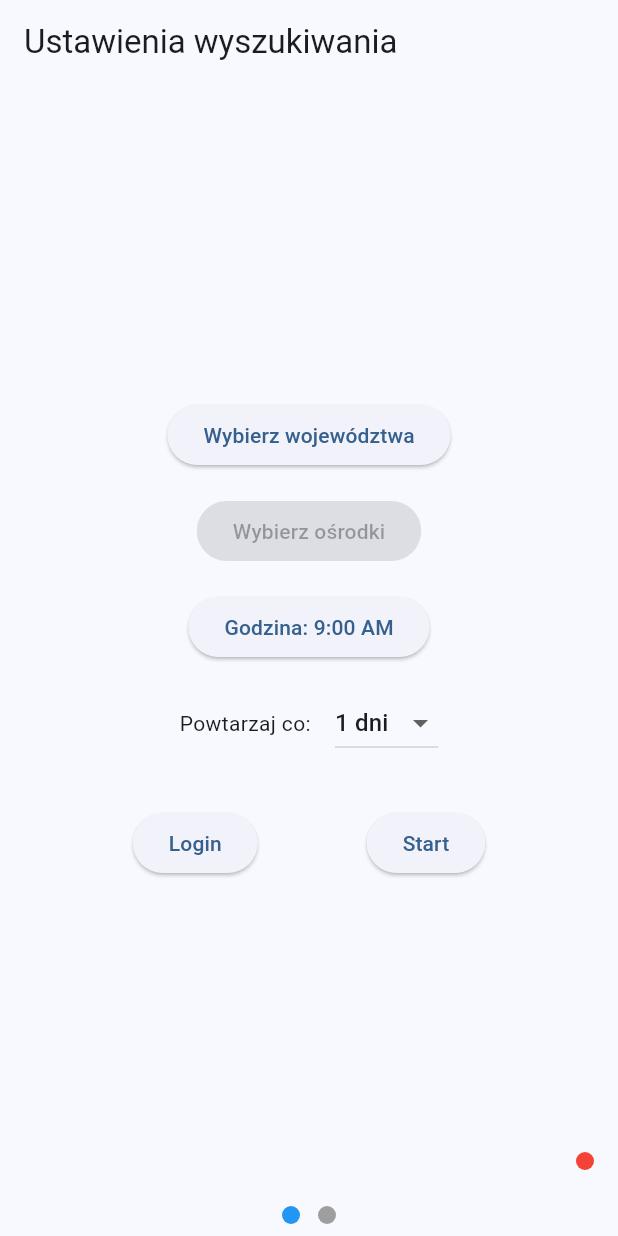
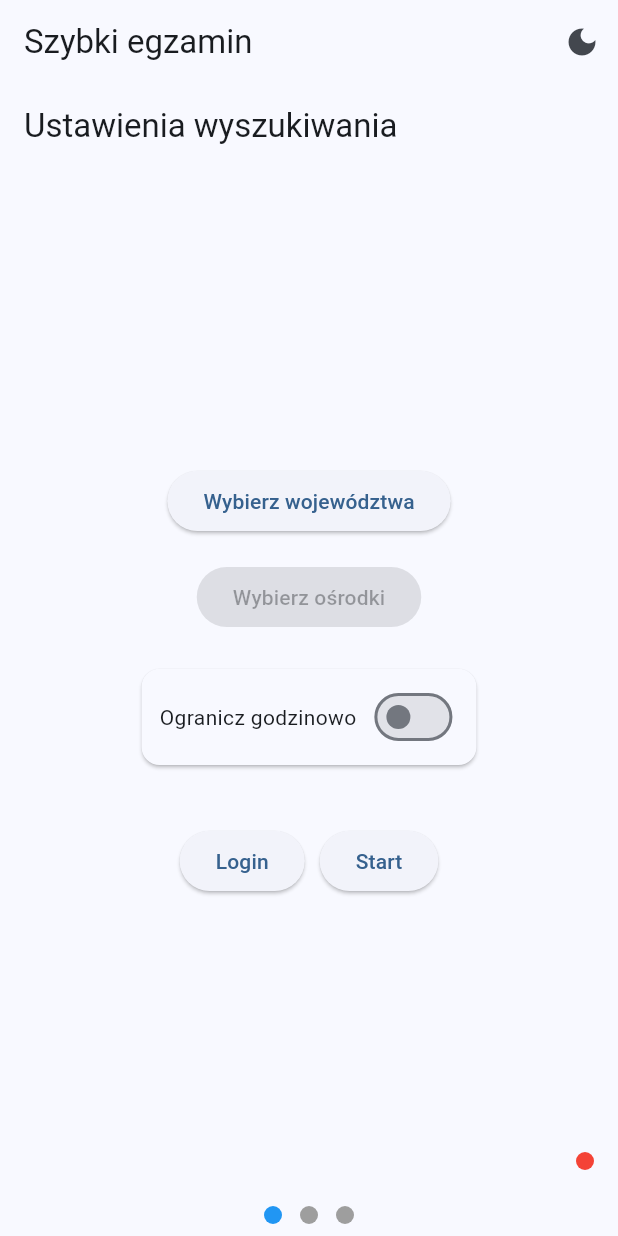
Before and after one commit to Wocck/SzybkiePrawko, a Flutter app: the screen it shows after launch, after a tap on "Start", on a phone screen of 412 x 824 dp. Run offline on Flutter 3.47's test engine with Material 3 defaults, Android fonts, the phone set to English and light mode, and no system bars; our stand-ins replace flutter_map, latlong2; missing offline and left inert: flutter_inappwebview; network calls fail.

Commit message:
added dark mode and map

```diff
--- /dev/null
+++ b/devtools_options.yaml
@@ -0,0 +1,3 @@
+description: This file stores settings for Dart & Flutter DevTools.
+documentation: https://docs.flutter.dev/tools/devtools/extensions#configure-extension-enablement-states
+extensions:
--- a/lib/global.dart
+++ b/lib/global.dart
@@ -3,6 +3,7 @@ import 'models.dart';
 class GlobalVars {
 	static List<Province> provinces = [];
 	static List<Word> words = [];
+	static List<ExamEvent> examEvents = [];
 	static String bearerToken = '';
-	static List<ExamEvent> examEvents = [];
+	static List<int> selectedWordIds = [];
 }
--- a/lib/main.dart
+++ b/lib/main.dart
@@ -6,6 +6,8 @@ import 'models.dart';
 import 'package:intl/date_symbol_data_local.dart';
 import 'dart:convert';
 import 'package:http/http.dart' as http;
+import 'screens/word_map.dart';
+
 
 void main() async {
 	WidgetsFlutterBinding.ensureInitialized();
@@ -35,25 +37,55 @@ void main() async {
 	runApp(const MyApp());
 }
 
+class MyApp extends StatefulWidget {
+	const MyApp({super.key});
+	@override
+	State<MyApp> createState() => _MyAppState();
+}
 
-class MyApp extends StatelessWidget {
-	const MyApp({super.key});
+class _MyAppState extends State<MyApp> {
+	ThemeMode _themeMode = ThemeMode.system;
+
+	void _toggleTheme() {
+	setState(() {
+		_themeMode = _themeMode == ThemeMode.light
+		? ThemeMode.dark
+		: ThemeMode.light;
+	});
+	}
 
 	@override
 	Widget build(BuildContext context) {
 	return MaterialApp(
-		title: 'Szybkie Prawko',
+		title: 'Szybki egzamin',
+		themeMode: _themeMode,
+
 		theme: ThemeData(
-		colorScheme: ColorScheme.fromSeed(seedColor: Colors.blue),
+			brightness: Brightness.light,
+			colorScheme: ColorScheme.fromSeed(
+			seedColor: Colors.blue,
+			brightness: Brightness.light,  // <-- dodajemy
+			),
 			useMaterial3: true,
 		),
-		home: const PageContainer(),
+
+		darkTheme: ThemeData(
+			brightness: Brightness.dark,
+			colorScheme: ColorScheme.fromSeed(
+				seedColor: Colors.blue,
+				brightness: Brightness.dark,  // <-- i tutaj
+			),
+			useMaterial3: true,
+		),
+
+		home: PageContainer(onToggleTheme: _toggleTheme),
 	);
 	}
 }
 
 class PageContainer extends StatefulWidget {
-	const PageContainer({super.key});
+	final VoidCallback onToggleTheme;
+	const PageContainer({required this.onToggleTheme, super.key});
 
 	@override
 	State<PageContainer> createState() => _PageContainerState();
@@ -64,20 +96,16 @@ class _PageContainerState extends State<PageContainer> {
 	int _currentPage = 0;
 
 	void _onPageChanged(int index) {
-		setState(() {
-			_currentPage = index;
-		});
+	setState(() => _currentPage = index);
 	}
 
 	Widget _buildIndicator(int index) {
 	return GestureDetector(
-		onTap: () {
-			_controller.animateToPage(
+		onTap: () => _controller.animateToPage(
 		index,
 		duration: const Duration(milliseconds: 300),
 		curve: Curves.easeInOut,
-			);
-		},
+		),
 		child: Container(
 		width: 12,
 		height: 12,
@@ -93,19 +121,33 @@ class _PageContainerState extends State<PageContainer> {
 	@override
 	Widget build(BuildContext context) {
 	return Scaffold(
+		appBar: AppBar(
+		title: const Text('Szybki egzamin'),
+		actions: [
+			IconButton(
+			icon: Icon(
+				Theme.of(context).brightness == Brightness.dark
+				? Icons.light_mode
+				: Icons.dark_mode,
+			),
+			onPressed: widget.onToggleTheme,
+			),
+		],
+		),
 		body: PageView(
 		controller: _controller,
 		onPageChanged: _onPageChanged,
 		children: [
-				const SearchParam(),
+			SearchParam(),
 			CalendarScreen(events: GlobalVars.examEvents),
+			WordMapScreen(),
 		],
 		),
 		bottomNavigationBar: Padding(
 		padding: const EdgeInsets.all(8.0),
 		child: Row(
 			mainAxisAlignment: MainAxisAlignment.center,
-				children: List.generate(2, _buildIndicator),
+			children: List.generate(3, _buildIndicator),
 		),
 		),
 	);
--- a/lib/models.dart
+++ b/lib/models.dart
@@ -12,11 +12,26 @@ class Word {
 	final int id;
 	final String name;
 	final int provinceId;
-	Word({required this.id, required this.name, required this.provinceId});
+	final String address;
+	final double latitude;
+	final double longitude;
+
+	 Word({
+		required this.id,
+		required this.name,
+		required this.provinceId,
+		required this.address,
+		required this.latitude,
+		required this.longitude,
+	});
+
 	factory Word.fromJson(Map<String, dynamic> j) => Word(
 		id: j['id'] as int,
 		name: j['name'] as String,
 		provinceId: j['provinceId'] as int,
+		address: j['address'] as String,
+		latitude: double.parse(j['latitude'] as String),
+		longitude: double.parse(j['longitude'] as String),
 	);
 }
 
--- a/lib/screens/calendar.dart
+++ b/lib/screens/calendar.dart
@@ -12,6 +12,7 @@ class CalendarScreen extends StatefulWidget {
 
 class _CalendarScreenState extends State<CalendarScreen> {
 	DateTime _focusedMonth = DateTime.now();
+	static const List<String> _weekdays = ['Pn','Wt','Śr','Cz','Pt','Sb','Nd'];
 
 	void _goToPreviousMonth() => setState(() {
 		_focusedMonth = DateTime(_focusedMonth.year, _focusedMonth.month - 1);
@@ -129,6 +130,19 @@ class _CalendarScreenState extends State<CalendarScreen> {
 				],
 			),
 			),
+			Padding(
+				padding: const EdgeInsets.symmetric(horizontal: 8),
+				child: Row(
+				children: _weekdays.map((d) => Expanded(
+					child: Center(
+					child: Text(
+						d,
+						style: const TextStyle(fontWeight: FontWeight.bold),
+					),
+					),
+				)).toList(),
+				),
+			),
 			Expanded(
 			child: GridView.count(
 				crossAxisCount: 7,
--- a/lib/screens/search_param.dart
+++ b/lib/screens/search_param.dart
@@ -15,30 +15,25 @@ class SearchParam extends StatefulWidget {
 	State<SearchParam> createState() => _SearchParamState();
 }
 
-class _SearchParamState extends State<SearchParam> {
+class _SearchParamState extends State<SearchParam> with AutomaticKeepAliveClientMixin {
+
+	@override
+	bool get wantKeepAlive => true;
+
 	List<Province> allProvinces = GlobalVars.provinces;
 	List<Word> allWords = GlobalVars.words;
 
 	List<int> selectedProvinceIds = [];
-	List<int> selectedWordIds = [];
-
-	TimeOfDay selectedTime = const TimeOfDay(hour: 9, minute: 0);
-	int dayInterval = 1;
 
 	bool sessionActive = false;
 	Timer? _sessionTimer;
 
-	void _pickTime() async {
-	final TimeOfDay? picked = await showTimePicker(
-		context: context,
-		initialTime: selectedTime,
-	);
-	if (picked != null) {
-		setState(() {
-		selectedTime = picked;
-		});
-	}
-	}
+	bool _isLoading = false;
+
+	bool _useTimeFilter = false;
+	TimeOfDay _startTime = const TimeOfDay(hour: 5, minute: 0);
+	TimeOfDay _endTime = const TimeOfDay(hour: 17, minute: 0);
+
 
 	void _showProvincesDialog() async {
 		final temp = List<int>.from(selectedProvinceIds);
@@ -55,8 +50,9 @@ class _SearchParamState extends State<SearchParam> {
 					value: temp.length == allProvinces.length,
 					onChanged: (v) => setD(() {
 						temp.clear();
-						if (v == true)
+						if (v == true) {
 							temp.addAll(allProvinces.map((p) => p.id));
+						}
 					}),
 					),
 					const Divider(),
@@ -66,8 +62,11 @@ class _SearchParamState extends State<SearchParam> {
 						title: Text(p.name),
 						value: sel,
 						onChanged: (v) => setD(() {
-						if (v == true) temp.add(p.id);
-						else          temp.remove(p.id);
+							if (v == true) {
+								temp.add(p.id);
+							} else {
+								temp.remove(p.id);
+							}
 						}),
 					);
 					}),
@@ -78,10 +77,8 @@ class _SearchParamState extends State<SearchParam> {
 				TextButton(onPressed: () => Navigator.pop(ctx), child: const Text('Anuluj')),
 				TextButton(onPressed: () {
 					setState(() {
-						// 1) aktualizujemy wybrane województwa
 						selectedProvinceIds = temp;
-						// 2) usuwamy zaznaczone ośrodki spoza nowego zestawu województw
-						selectedWordIds = selectedWordIds.where((wId) {
+						GlobalVars.selectedWordIds = GlobalVars.selectedWordIds.where((wId) {
 							final w = allWords.firstWhere((w) => w.id == wId);
 							return selectedProvinceIds.contains(w.provinceId);
 						}).toList();
@@ -95,19 +92,17 @@ class _SearchParamState extends State<SearchParam> {
 	}
 
 	void _showWordsDialog() async {
-		final temp = List<int>.from(selectedWordIds);
+		final temp = List<int>.from(GlobalVars.selectedWordIds);
 
 		final filtered = allWords
 			.where((w) => selectedProvinceIds.contains(w.provinceId))
 			.toList();
 
-		// 1. Grupowanie
 		final Map<int, List<Word>> grouped = {};
 		for (var w in filtered) {
 			grouped.putIfAbsent(w.provinceId, () => []).add(w);
 		}
 
-		// 2. Sortowanie kluczy wg nazwy województwa
 		final sortedProvinceIds = grouped.keys.toList()
 			..sort((a, b) {
 				final pa = allProvinces.firstWhere((p) => p.id == a).name;
@@ -127,18 +122,16 @@ class _SearchParamState extends State<SearchParam> {
 					title: const Text('Zaznacz wszystkie'),
 					value: filtered.every((w) => temp.contains(w.id)),
 					onChanged: (v) => setD(() {
-						if (v == true)
+						if (v == true) {
 							temp.addAll(filtered.map((w) => w.id));
-						else {
+						} else {
 							filtered.forEach((w) => temp.remove(w.id));
 						}
 					}),
 					),
 					const Divider(),
 
-					// 4. Grupy według województw
 					for (var pid in sortedProvinceIds) ...[
-						// nagłówek grupy
 						Padding(
 						padding: const EdgeInsets.symmetric(vertical: 8),
 						child: Text(
@@ -149,7 +142,6 @@ class _SearchParamState extends State<SearchParam> {
 							),
 						),
 						),
-						// lista ośrodków w grupie
 						...grouped[pid]!.map((w) {
 						final sel = temp.contains(w.id);
 						return Container(
@@ -177,7 +169,7 @@ class _SearchParamState extends State<SearchParam> {
 			actions: [
 				TextButton(onPressed: () => Navigator.pop(ctx), child: const Text('Anuluj')),
 				TextButton(onPressed: () {
-				setState(() => selectedWordIds = temp);
+				setState(() => GlobalVars.selectedWordIds = temp);
 				Navigator.pop(ctx);
 				}, child: const Text('Zatwierdź')),
 			],
@@ -189,11 +181,11 @@ class _SearchParamState extends State<SearchParam> {
 
 	@override
 	Widget build(BuildContext context) {
+		super.build(context);
 	return Scaffold(
 		appBar: AppBar(title: const Text('Ustawienia wyszukiwania')),
 		body: Stack(
 		children: [
-			// Główna zawartość
 			Center(
 			child: Padding(
 				padding: const EdgeInsets.all(16),
@@ -215,71 +207,100 @@ class _SearchParamState extends State<SearchParam> {
 					onPressed:
 						selectedProvinceIds.isEmpty ? null : _showWordsDialog,
 					child: Text(
-						selectedWordIds.isEmpty
+						GlobalVars.selectedWordIds.isEmpty
 							? 'Wybierz ośrodki'
-							: 'Wybrano ośrodków: ${selectedWordIds.length}',
+							: 'Wybrano ośrodków: ${GlobalVars.selectedWordIds.length}',
 					),
 					),
 
 					const SizedBox(height: 16),
-					ElevatedButton(
-					onPressed: _pickTime,
-					child: Text('Godzina: ${selectedTime.format(context)}'),
+					Align(
+						alignment: Alignment.center,
+						child: Card(
+							shape: RoundedRectangleBorder(
+							borderRadius: BorderRadius.circular(12),
 							),
-
-					const SizedBox(height: 16),
-					Row(
+							color: Theme.of(context).colorScheme.surface,
+							margin: const EdgeInsets.symmetric(vertical: 8),
+							child: Padding(
+							padding: const EdgeInsets.symmetric(horizontal: 12, vertical: 8),
+							child: Row(
 								mainAxisSize: MainAxisSize.min,
-					crossAxisAlignment: CrossAxisAlignment.center,
 								children: [
-						const Text('Powtarzaj co:'),
-						const SizedBox(width: 16),
-						DropdownButton<int>(
-						value: dayInterval,
-						items: List.generate(
-							30,
-							(index) => DropdownMenuItem(
-							value: index + 1,
-							child: Text('${index + 1} dni'),
-							),
-						),
-						onChanged: (val) {
-							if (val != null) {
-							setState(() {
-								dayInterval = val;
-							});
-							}
-						},
+								const Text('Ogranicz godzinowo'),
+								const SizedBox(width: 8),
+								Switch(
+									value: _useTimeFilter,
+									onChanged: (v) => setState(() => _useTimeFilter = v),
 								),
 								],
 							),
+							),
+						),
+					),
+
+					if (_useTimeFilter) ... [
+						Row(
+							mainAxisAlignment: MainAxisAlignment.center,
+							children: [
+							ElevatedButton(
+								onPressed: () async {
+								final t = await showTimePicker(
+									context: context, initialTime: _startTime);
+								if (t != null) setState(() => _startTime = t);
+								},
+								child: Text('Od: ${_startTime.format(context)}'),
+							),
+							const SizedBox(width: 10),
+							ElevatedButton(
+								onPressed: () async {
+								final t = await showTimePicker(
+									context: context, initialTime: _endTime);
+								if (t != null) setState(() => _endTime = t);
+								},
+								child: Text('Do: ${_endTime.format(context)}'),
+							),
+							],
+						),
+						const SizedBox(height: 16),
+					],
 
 					const SizedBox(height: 32),
 					Row(
-					mainAxisAlignment: MainAxisAlignment.spaceEvenly,
+					mainAxisAlignment: MainAxisAlignment.center,
 					children: [
 						if (!sessionActive)
 							ElevatedButton(
 								onPressed: () async {
-								final token = await Navigator.push<String>(
+								await Navigator.push<String>(
 									context,
 									MaterialPageRoute(builder: (_) => const LoginWebView()),
 								);
-								if (token != null) {
-									GlobalVars.bearerToken = token;
 								await _checkSession();  // natychmiastowa weryfikacja
 								ScaffoldMessenger.of(context).showSnackBar(
 									const SnackBar(content: Text('Zalogowano pomyślnie')),
 								);
-								}
 								},
 								child: const Text('Login'),
 							),
+							const SizedBox(width: 10),
+
 
 						ElevatedButton(
 						onPressed: () async {
+							debugPrint("Sesja: $sessionActive");
+							if (_isLoading) return;
+							setState(() {
+								_isLoading = true;
+							});
 							try {
-								final List<ExamEvent> events = await ApiService.fetchExamSchedules(selectedWordIds, allWords);
+								final events = await ApiService.fetchExamSchedules(
+									GlobalVars.selectedWordIds,
+									allWords,
+									useTimeFilter: _useTimeFilter,
+									startTime: _useTimeFilter ? _startTime : null,
+									endTime:   _useTimeFilter ? _endTime   : null,
+								);
 								GlobalVars.examEvents = events;
 								debugPrint("Pobrano ${events.length} terminów");
 							} on UnauthenticatedException {
@@ -288,6 +309,10 @@ class _SearchParamState extends State<SearchParam> {
 								});
 							} catch (e) {
 								debugPrint("$e");
+							} finally {
+								setState(() {
+									_isLoading = false;
+								});
 							}
 						},
 						child: const Text('Start'),
@@ -299,7 +324,16 @@ class _SearchParamState extends State<SearchParam> {
 			),
 			),
 
-			// Kropka statusu w prawym dolnym rogu
+			if (_isLoading)
+				Positioned.fill(
+					child: Container(
+						color: Colors.black54,
+						child: const Center(
+							child: CircularProgressIndicator(),
+						),
+					),
+				),
+
 			Positioned(
 			bottom: 16,
 			right: 16,
@@ -318,19 +352,23 @@ class _SearchParamState extends State<SearchParam> {
 	}
 
 	Future<void> _checkSession() async {
-		final token = GlobalVars.bearerToken;
-		if (token.isEmpty) {
+		if (GlobalVars.bearerToken.isEmpty) {
+			debugPrint("Brak tokenu → sesja nieaktywna");
 			setState(() => sessionActive = false);
 			return;
 		}
+		final token = GlobalVars.bearerToken;
 
 		final body = jsonEncode({
 			"category": "A",
-			"endDate": "2025-06-20T05:56:03.199Z",
-			"startDate": "2025-04-19T05:56:03.199Z",
+			"startDate": "2025-04-19T00:00:00.000Z",
+			"endDate": "2025-06-20T00:00:00.000Z",
 			"wordId": "8001",
 		});
 
+		bool isActive = false;
+
+		try {
 			final res = await http.put(
 				Uri.parse('https://info-car.pl/api/word/word-centers/exam-schedule'),
 				headers: {
@@ -339,25 +377,26 @@ class _SearchParamState extends State<SearchParam> {
 				},
 				body: body,
 			);
-		if (res.statusCode == 200) {
-			setState(() => sessionActive = true);
-		} else if (res.statusCode == 401) {
-			setState(() => sessionActive = false);
-			if (mounted) {
+
+			if (res.statusCode == 200 && !res.body.trimLeft().startsWith('<html')) {
+				isActive = true;
+			} else {
+				debugPrint("✗ token odrzucony (status=${res.statusCode})");
+			}
+
+		} catch (e) {
+			debugPrint("→ Błąd sieci przy tokenie: $e");
+		}
+
+		setState(() => sessionActive = isActive);
+
+		if (!isActive && mounted) {
 			ScaffoldMessenger.of(context).showSnackBar(
-				const SnackBar(content: Text('Sesja wygasła. Zaloguj się ponownie.')),
-			);
-			}
-		} else {
-			debugPrint("Błąd sesji: ${res.statusCode}");
-			setState(() => sessionActive = false);
-			if (mounted) {
-			ScaffoldMessenger.of(context).showSnackBar(
-				const SnackBar(content: Text('Błąd sesji. Spróbuj ponownie później.')),
+				const SnackBar(content: Text('Sesja wygasła, zaloguj się ponownie')),
 			);
 		}
 	}
-	}
+
 
 	@override
 	void initState() {
--- a/lib/services/api_service.dart
+++ b/lib/services/api_service.dart
@@ -1,34 +1,42 @@
-
-
 import 'dart:convert';
-
 import 'package:flutter/material.dart';
 import 'package:http/http.dart' as http;
 import 'package:szybkie_prawko/global.dart';
 import 'package:szybkie_prawko/models.dart';
 
 class ApiService {
+	static Future<List<ExamEvent>> fetchExamSchedules(
+		List<int> selectedWordIds, List<Word> allWords,
+		{
+			bool useTimeFilter = false,
+			TimeOfDay? startTime,
+			TimeOfDay? endTime,
+		}) async {
+		final now = DateTime.now().toUtc();
 
-	static Future<List<ExamEvent>> fetchExamSchedules(List<int> selectedWordIds, List<Word> allWords) async {
-		final token = GlobalVars.bearerToken;
-		if (token.isEmpty) throw Exception('Brak tokena');
-
-		final now = DateTime.now();
-		final startDate = DateTime(
-			now.year, now.month, now.day,
-			now.hour, now.minute,
-		).toUtc();
-		final endMonth = DateTime(now.year, now.month + 1, now.day,
+		final startDate = useTimeFilter && startTime != null
+			? _toUtcDateTime(startTime)
+			: now;
+		final endDate = useTimeFilter && endTime != null
+			? _toUtcDateTime(endTime)
+			: DateTime(
+				now.year, now.month + 1, now.day,
 				now.hour, now.minute,
 			).toUtc();
 
+
 		final List<ExamEvent> allEvents = [];
+		final int wordCount = selectedWordIds.length;
+		final delay = _getDelay(wordCount);
 
 		for (final wId in selectedWordIds) {
+			final token = GlobalVars.bearerToken;
+			await Future.delayed(const Duration(seconds: 3));
+
 			final body = jsonEncode({
 				"category": "A",
 				"startDate": startDate.toIso8601String(),
-			"endDate": endMonth.toIso8601String(),
+				"endDate": endDate.toIso8601String(),
 				"wordId": wId.toString(),
 			});
 
@@ -46,18 +54,16 @@ class ApiService {
 					body: body,
 				);
 				final isHtmlError = res.body.trimLeft().startsWith('<html');
-			if (res.statusCode == 200 && !isHtmlError) {
-				break;
-			}
+				if (res.statusCode == 200 && !isHtmlError) break;
 				if (attempts < maxAttempts) {
-				await Future.delayed(Duration(seconds: 8));
+					await Future.delayed(delay);
 				}
 			} while (attempts < maxAttempts);
 
 			final wordName = allWords.firstWhere((w) => w.id == wId).name;
-
 			if (res.statusCode != 200 || res.body.trimLeft().startsWith('<html')) {
-				debugPrint('Pominięto word \'$wordName\' po $attempts próbach, status ${res.statusCode}');
+				debugPrint('Pominięto word \'$wordName\' po $attempts próbach, '
+						'status ${res.statusCode}');
 				continue;
 			}
 			if (res.statusCode == 401) {
@@ -86,11 +92,24 @@ class ApiService {
 		}
 		return allEvents;
 	}
+
+	static Duration _getDelay(int wordCount) {
+		if (wordCount <= 2) {
+			return const Duration(seconds: 0);
+		} else if (wordCount <= 4) {
+			return const Duration(seconds: 2);
+		} else {
+			return const Duration(seconds: 10);
+		}
 	}
 
-class UnauthenticatedException {
-	@override
-	String toString() {
-		return 'Nieautoryzowany';
+	static DateTime _toUtcDateTime(TimeOfDay t) {
+		final now = DateTime.now();
+		return DateTime(now.year, now.month, now.day, t.hour, t.minute).toUtc();
 	}
 }
+
+class UnauthenticatedException implements Exception {
+	@override
+	String toString() => 'Nieautoryzowany';
+}
```
Also changed, not shown: lib/screens/login_webview.dart (+8 -2 lines), lib/screens/word_map.dart (added, +110 -0 lines), pubspec.yaml (+15 -1 lines), lib/images/icon.png (added), pubspec.lock. Lines whose indentation alone changed are shown as unchanged.
